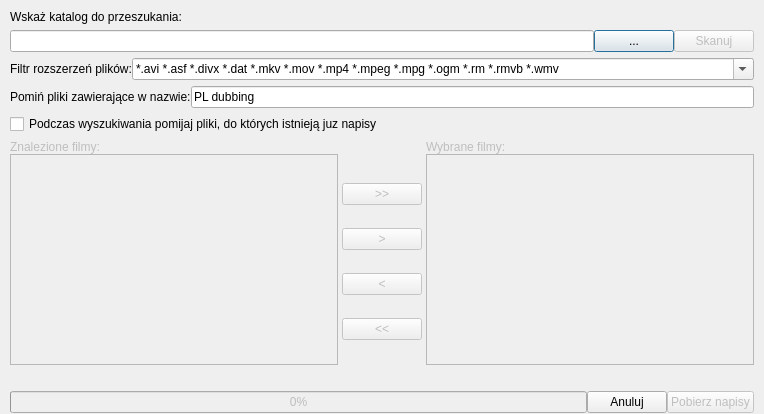
Above: ui/frmscan.ui from QNapi/qnapi before the change. Below: the same form after it.
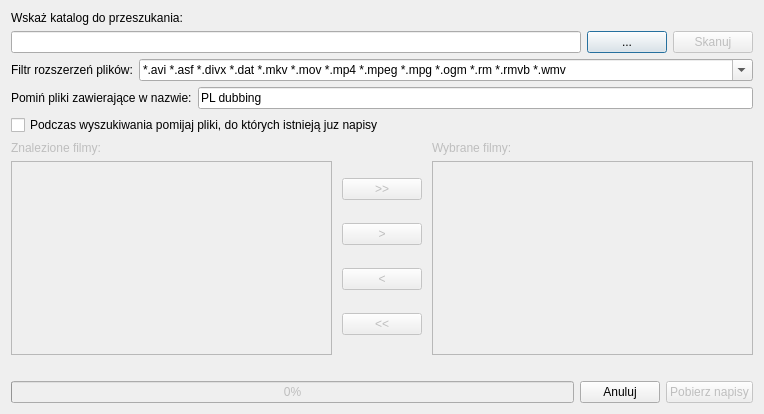
That is the form after the change. Icons and pictures are not drawn. Custom widgets are drawn as their Qt base class.

The edit to the form file:
```diff
--- a/ui/frmscan.ui
+++ b/ui/frmscan.ui
@@ -12,7 +12,7 @@
   <property name="minimumSize" >
    <size>
     <width>480</width>
-    <height>330</height>
+    <height>400</height>
    </size>
   </property>
   <property name="windowTitle" >
@@ -21,31 +21,7 @@
   <property name="windowIcon" >
    <iconset resource="../src/resources.qrc" >:/icon/qnapi-48-icon.png</iconset>
   </property>
-  <widget class="QWidget" name="gridLayout" >
-   <property name="geometry" >
-    <rect>
-     <x>10</x>
-     <y>10</y>
-     <width>744</width>
-     <height>403</height>
-    </rect>
-   </property>
    <layout class="QGridLayout" >
-    <property name="leftMargin" >
-     <number>0</number>
-    </property>
-    <property name="topMargin" >
-     <number>0</number>
-    </property>
-    <property name="rightMargin" >
-     <number>0</number>
-    </property>
-    <property name="bottomMargin" >
-     <number>0</number>
-    </property>
-    <property name="horizontalSpacing" >
-     <number>0</number>
-    </property>
     <item row="1" column="0" >
      <layout class="QHBoxLayout" >
       <item>
@@ -362,7 +338,6 @@
      </widget>
     </item>
    </layout>
-  </widget>
  </widget>
  <customwidgets>
   <customwidget>
```
Lines whose indentation alone changed are shown as unchanged.
